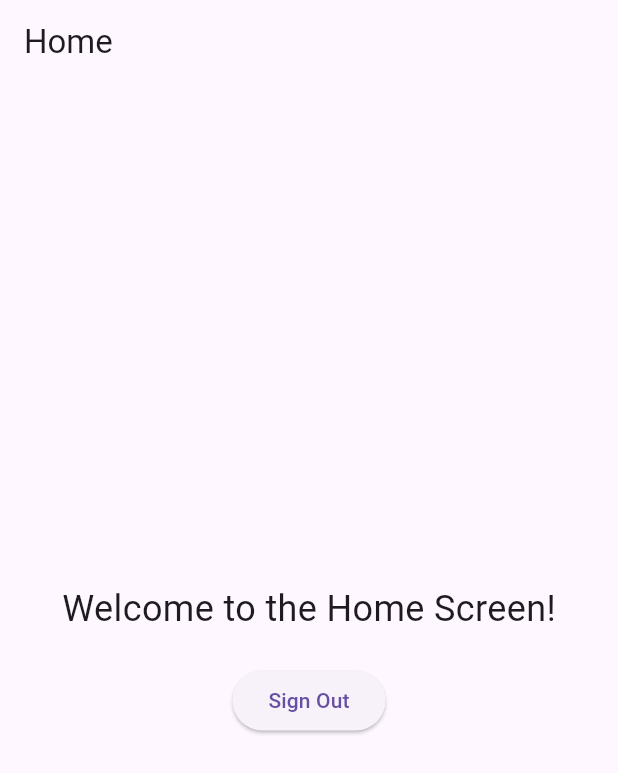
After one commit to archcos/planterra, a Flutter app: the HomeScreen screen opened directly, on a phone screen of 412 x 824 dp. The commit adds this screen. Shown: the top 773 px of the screen. Run offline on Flutter 3.47's test engine with Material 3 defaults, Android fonts, the phone set to English and light mode, and no system bars; our stand-ins replace firebase_auth, firebase_core, flutter_dotenv, google_sign_in, supabase_flutter; accounts and stored records are empty.

Commit message:
added redirection

```diff
--- a/lib/main.dart
+++ b/lib/main.dart
@@ -37,6 +37,7 @@ class MyApp extends StatelessWidget {
   @override
   Widget build(BuildContext context) {
     return MaterialApp(
+      debugShowCheckedModeBanner: false,
       title: 'Supabase Login Example',
       theme: ThemeData(primarySwatch: Colors.blue),
       home: LoginScreen(), // Route to the LoginScreen
--- /dev/null
+++ b/lib/screens/home.dart
@@ -0,0 +1,41 @@
+// home_screen.dart
+import 'package:flutter/material.dart';
+import 'package:firebase_auth/firebase_auth.dart';
+import 'package:google_sign_in/google_sign_in.dart';
+import 'login.dart';
+
+// HomeScreen widget to display after successful authentication
+class HomeScreen extends StatelessWidget {
+  @override
+  Widget build(BuildContext context) {
+    return Scaffold(
+      appBar: AppBar(title: const Text('Home')),
+      body: Center(
+        child: Column(
+          mainAxisAlignment: MainAxisAlignment.center,
+          children: [
+            const Text(
+              'Welcome to the Home Screen!',
+              style: TextStyle(fontSize: 24),
+            ),
+            const SizedBox(height: 20),
+            ElevatedButton(
+              onPressed: () async {
+                // Sign out from Firebase and Google
+                await FirebaseAuth.instance.signOut();
+                await GoogleSignIn().signOut();
+
+                // Navigate back to the login screen
+                Navigator.pushReplacement(
+                  context,
+                  MaterialPageRoute(builder: (context) => LoginScreen()),
+                );
+              },
+              child: const Text('Sign Out'),
+            ),
+          ],
+        ),
+      ),
+    );
+  }
+}
```
Also changed, not shown: lib/screens/login.dart (+14 -5 lines).
